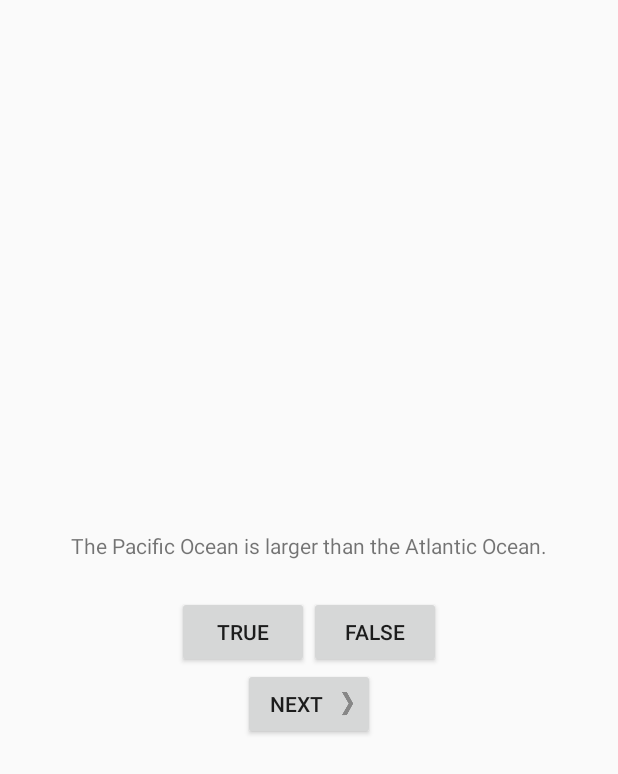
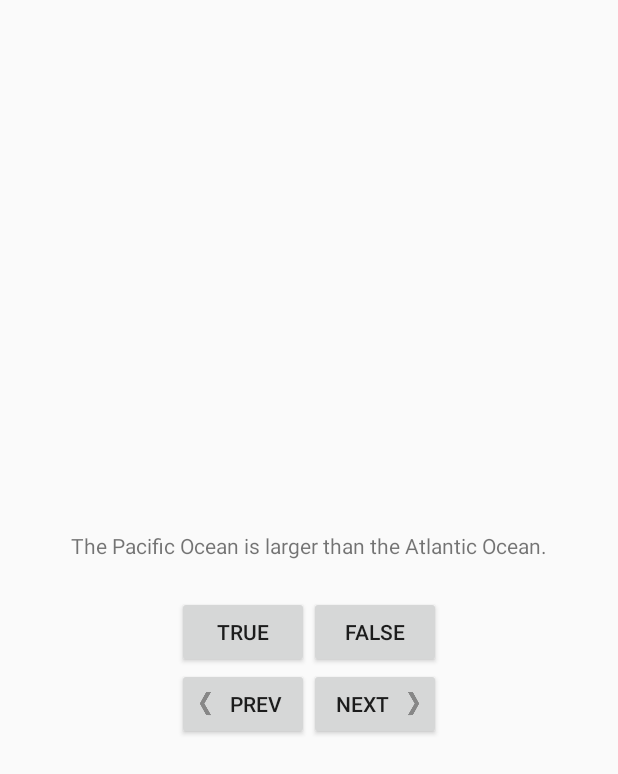
Before and after one commit to CaddyDz/Java, an Android app: the screen it shows after launch (QuizActivity), on a phone screen of 412 x 824 dp. Shown: the top 774 px of the screen. Run offline under Robolectric (Android 15) with nearby library versions, the phone set to English and light mode, and no system bars.

Commit message:
Challenge: Add a Previous Button
Signed-off-by: Salim Djerbouh <tbitw31@gmail.com>

```diff
--- a/app/src/main/java/com/salim/geoquiz/QuizActivity.java
+++ b/app/src/main/java/com/salim/geoquiz/QuizActivity.java
@@ -14,6 +14,7 @@
     private Button mTrueButton;
     private Button mFalseButton;
     private Button mNextButton;
+    private Button mPrevButton;
     private TextView mQuestionTextView;
 
     private Question[] mQuestionBank = new Question[] {
@@ -85,6 +86,16 @@
                 updateQuestion();
             }
         });
+
+        mPrevButton = (Button) findViewById(R.id.prev_button);
+        mPrevButton.setOnClickListener(new View.OnClickListener(){
+
+            @Override
+            public void onClick(View v) {
+                mCurrentIndex = (mCurrentIndex - 1) % mQuestionBank.length;
+                updateQuestion();
+            }
+        });
         updateQuestion();
     }
 
--- a/app/src/main/res/layout/activity_quiz.xml
+++ b/app/src/main/res/layout/activity_quiz.xml
@@ -29,12 +29,28 @@
             android:text="@string/false_button"/>
     </LinearLayout>
 
-    <Button
-        android:id="@+id/next_button"
+    <LinearLayout
         android:layout_width="wrap_content"
         android:layout_height="wrap_content"
-        android:text="@string/next_button"
-        android:drawableRight="@mipmap/arrow_right"
-        android:drawablePadding="4dp"/>
+        android:orientation="horizontal">
+
+        <Button
+            android:id="@+id/prev_button"
+            android:layout_width="wrap_content"
+            android:layout_height="wrap_content"
+            android:text="@string/prev_button"
+            android:drawableLeft="@mipmap/arrow_left"
+            android:drawablePadding="4dp"/>
+
+        <Button
+            android:id="@+id/next_button"
+            android:layout_width="wrap_content"
+            android:layout_height="wrap_content"
+            android:text="@string/next_button"
+            android:drawableRight="@mipmap/arrow_right"
+            android:drawablePadding="4dp"/>
+
+    </LinearLayout>
+
 
 </LinearLayout>
--- a/app/src/main/res/values/strings.xml
+++ b/app/src/main/res/values/strings.xml
@@ -1,5 +1,6 @@
 <resources>
     <string name="next_button">Next</string>
+    <string name="prev_button">Prev</string>
     <string name="true_button">True</string>
     <string name="false_button">False</string>
     <string name="correct_toast">Correct!</string>
```
